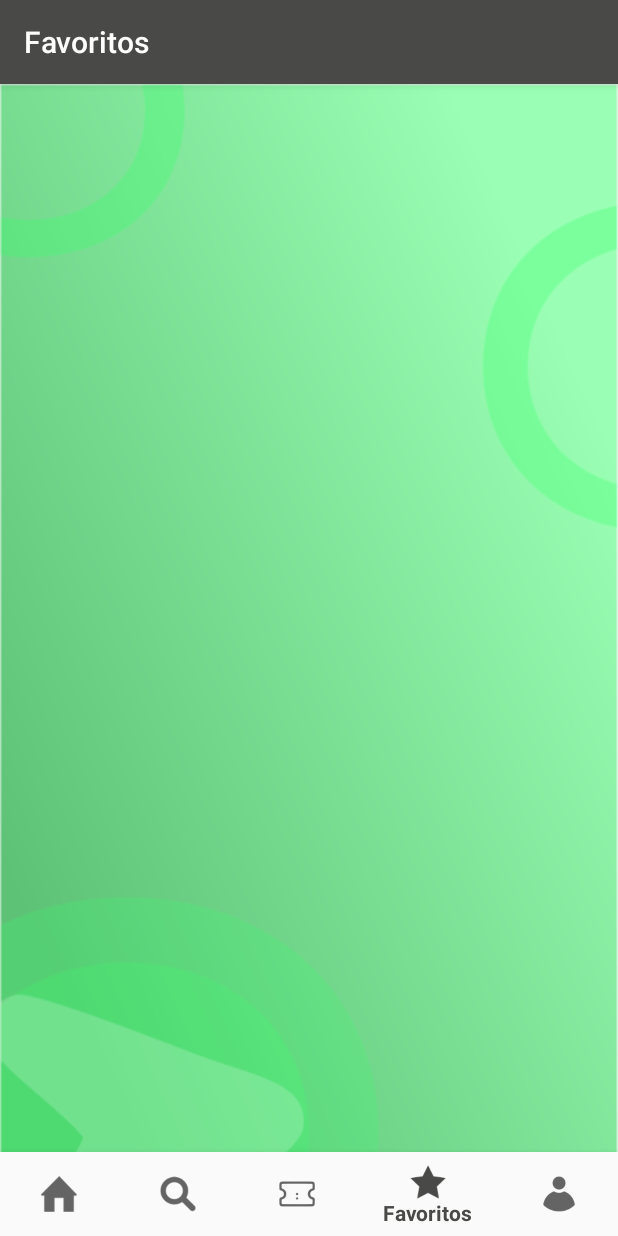
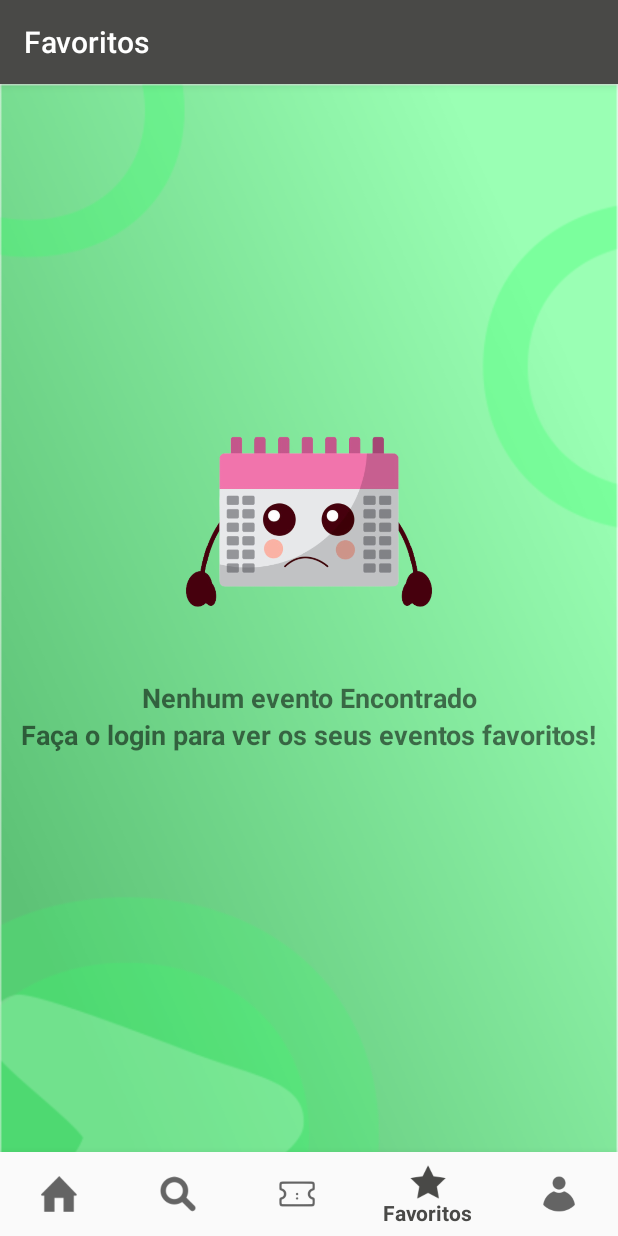
Before and after one commit to jeanmichael1993/testeProjeto, an Android app: the FavoritosFragment screen opened through its navigation route, on a phone screen of 412 x 824 dp. Run offline under Robolectric (Android 15) with nearby library versions, the phone set to English and light mode, and no system bars; our stand-ins replace navigation-ui.

Commit message:
favoritos, rounded images

```diff
--- a/app/src/main/java/com/example/teste/activities/MainActivity.kt
+++ b/app/src/main/java/com/example/teste/activities/MainActivity.kt
@@ -16,6 +16,7 @@ import com.example.teste.R
 
 
 class MainActivity : AppCompatActivity() {
+
 
     override fun onCreate(savedInstanceState: Bundle?) {
 
--- a/app/src/main/res/layout/fragment_favoritos.xml
+++ b/app/src/main/res/layout/fragment_favoritos.xml
@@ -6,6 +6,16 @@
     android:layout_height="match_parent"
     android:background="@drawable/fundo1"
     tools:context=".ui.favoritos.FavoritosFragment">
+
+    <ImageView
+        android:id="@+id/imageView8"
+        android:layout_width="181dp"
+        android:layout_height="251dp"
+        android:layout_marginTop="165dp"
+        android:src="@drawable/calendario_icon"
+        app:layout_constraintEnd_toEndOf="parent"
+        app:layout_constraintStart_toStartOf="parent"
+        app:layout_constraintTop_toTopOf="parent" />
 
     <TextView
         android:id="@+id/text_favoritos"
@@ -22,4 +32,29 @@
         app:layout_constraintEnd_toEndOf="parent"
         app:layout_constraintStart_toStartOf="parent"
         app:layout_constraintTop_toTopOf="parent" />
+
+    <TextView
+        android:id="@+id/textView5"
+        android:layout_width="wrap_content"
+        android:layout_height="wrap_content"
+        android:layout_marginTop="50dp"
+        android:text="Nenhum evento Encontrado"
+        android:textSize="18sp"
+        android:textStyle="bold"
+        app:layout_constraintBottom_toBottomOf="parent"
+        app:layout_constraintEnd_toEndOf="parent"
+        app:layout_constraintHorizontal_bias="0.5"
+        app:layout_constraintStart_toStartOf="parent"
+        app:layout_constraintTop_toTopOf="parent" />
+
+    <TextView
+        android:id="@+id/textView6"
+        android:layout_width="wrap_content"
+        android:layout_height="wrap_content"
+        android:text="Faça o login para ver os seus eventos favoritos!"
+        android:textSize="18sp"
+        android:textStyle="bold"
+        app:layout_constraintEnd_toEndOf="parent"
+        app:layout_constraintStart_toStartOf="parent"
+        app:layout_constraintTop_toBottomOf="@+id/textView5" />
 </androidx.constraintlayout.widget.ConstraintLayout>
--- a/app/src/main/res/layout/fragment_home.xml
+++ b/app/src/main/res/layout/fragment_home.xml
@@ -101,11 +101,12 @@
         android:layout_marginStart="10dp"
         android:layout_marginTop="564dp"
         android:background="@drawable/rounded_corners"
+        android:outlineProvider="paddedBounds"
         android:src="@drawable/evento3"
         app:layout_constraintEnd_toEndOf="parent"
         app:layout_constraintHorizontal_bias="0.061"
         app:layout_constraintStart_toStartOf="parent"
-        app:layout_constraintTop_toTopOf="parent" />
+        app:layout_constraintTop_toTopOf="parent"         />
 
     <ImageView
         android:id="@+id/imageView11"
--- a/app/src/main/res/layout/fragment_pesquisa.xml
+++ b/app/src/main/res/layout/fragment_pesquisa.xml
@@ -11,7 +11,7 @@
         android:id="@+id/imageView7"
         android:layout_width="317dp"
         android:layout_height="121dp"
-        android:layout_marginTop="256dp"
+        android:layout_marginTop="240dp"
         android:src="@drawable/logobrancaa"
         app:layout_constraintEnd_toEndOf="parent"
         app:layout_constraintStart_toStartOf="parent"
--- a/build.gradle
+++ b/build.gradle
@@ -6,7 +6,7 @@ buildscript {
         jcenter()
     }
     dependencies {
-        classpath 'com.android.tools.build:gradle:4.0.2'
+        classpath 'com.android.tools.build:gradle:4.1.1'
         classpath "org.jetbrains.kotlin:kotlin-gradle-plugin:$kotlin_version"
 
 
```
Also changed, not shown: app/src/main/res/drawable-v24/evento1.jpeg (deleted), app/src/main/res/drawable-v24/evento2.jpg (deleted), app/src/main/res/drawable-v24/evento3.jpg (deleted), app/src/main/res/drawable/calendario_icon.png (added).
